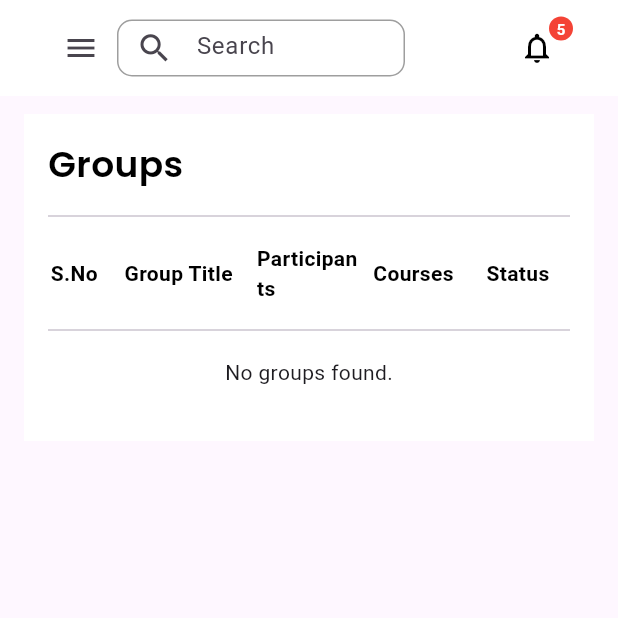
After one commit to ba138/student_managment_system, a Flutter app: the GroupDetailPage screen opened directly, on a phone screen of 412 x 824 dp, the top half of it. The commit adds this screen. Run offline on Flutter 3.47's test engine with Material 3 defaults, Android fonts, the phone set to English and light mode, and no system bars; our stand-ins replace cloud_firestore, file_picker, firebase_core, firebase_storage, fl_chart, get and 1 more; missing offline and left inert: dart:html; accounts and stored records are empty.

Commit message:
get groups data in the ui

```diff
--- a/lib/Controllers/group_controller.dart
+++ b/lib/Controllers/group_controller.dart
@@ -5,9 +5,17 @@ import 'package:student_managment_system/Model/group_model.dart';
 class GroupController extends GetxController {
   final FirebaseFirestore _firestore = FirebaseFirestore.instance;
   var groups = <Group>[].obs; // Reactive list to store all groups
+  var isLoading = false.obs;
+  @override
+  void onInit() {
+    super.onInit();
+    fetchAllGroups();
+  }
 
   // Function to fetch all groups from Firestore
   Future<void> fetchAllGroups() async {
+    isLoading.value = true;
+
     try {
       // Get all documents from the 'groups' collection
       QuerySnapshot snapshot = await _firestore.collection('groups').get();
@@ -18,6 +26,8 @@ class GroupController extends GetxController {
           .toList();
     } catch (e) {
       print("Error fetching groups: $e");
+    } finally {
+      isLoading.value = false;
     }
   }
 }
--- /dev/null
+++ b/lib/Pages/Groups/group_detail_page.dart
@@ -0,0 +1,323 @@
+import 'package:flutter/material.dart';
+import 'package:get/get.dart';
+import 'package:google_fonts/google_fonts.dart';
+import 'package:student_managment_system/Controllers/group_controller.dart';
+import 'package:student_managment_system/Utills/colors.dart';
+import 'package:student_managment_system/Utills/global_keys.dart';
+import 'package:student_managment_system/Utills/header.dart';
+import 'package:student_managment_system/Utills/responsive.dart';
+
+import '../../Utills/side_menu.dart';
+
+class GroupDetailPage extends StatelessWidget {
+  const GroupDetailPage({super.key});
+
+  @override
+  Widget build(BuildContext context) {
+    final GroupController groupController = Get.put(GroupController());
+
+    return Scaffold(
+      key: getCourseScaffoldKey,
+      body: SafeArea(
+        child: Column(
+          children: [
+            // Header with a callback for the menu or other actions
+            SizedBox(
+              height: 64,
+              child: Header(fct: () {}),
+            ),
+            const SizedBox(height: 12.0),
+            Expanded(
+              child: Row(
+                crossAxisAlignment: CrossAxisAlignment.start,
+                children: [
+                  // Side menu for larger screens (Desktop)
+                  if (Responsive.isDesktop(context))
+                    const SizedBox(
+                      width: 250,
+                      child: SideMenu(),
+                    ),
+                  Expanded(
+                    child: SingleChildScrollView(
+                      child: Column(
+                        mainAxisSize: MainAxisSize.max,
+                        children: [
+                          Padding(
+                            padding:
+                                const EdgeInsets.only(left: 16.0, right: 16),
+                            child: Container(
+                              width: MediaQuery.of(context).size.width,
+                              color: AppColors.secondryColor,
+                              child: Padding(
+                                padding: const EdgeInsets.all(16.0),
+                                child: Column(
+                                  crossAxisAlignment: CrossAxisAlignment.start,
+                                  children: [
+                                    Text(
+                                      "Groups",
+                                      style: GoogleFonts.getFont(
+                                        "Poppins",
+                                        textStyle: TextStyle(
+                                          fontSize: 24,
+                                          fontWeight: FontWeight.w600,
+                                          color: AppColors.blackColor,
+                                        ),
+                                      ),
+                                    ),
+                                    // const SizedBox(height: 16),
+                                    // Row(
+                                    //   children: [
+                                    //     // Search box for groups
+                                    //     Container(
+                                    //       height: 38,
+                                    //       width: MediaQuery.of(context)
+                                    //               .size
+                                    //               .width /
+                                    //           5,
+                                    //       decoration: BoxDecoration(
+                                    //         border: Border(
+                                    //           left: BorderSide(
+                                    //             color: AppColors.primaryColor,
+                                    //             width: 1.0,
+                                    //           ),
+                                    //           top: BorderSide(
+                                    //             color: AppColors.primaryColor,
+                                    //             width: 1.0,
+                                    //           ),
+                                    //           bottom: BorderSide(
+                                    //             color: AppColors.primaryColor,
+                                    //             width: 1.0,
+                                    //           ),
+                                    //           right: BorderSide.none,
+                                    //         ),
+                                    //         borderRadius:
+                                    //             const BorderRadius.only(
+                                    //           topLeft: Radius.circular(8),
+                                    //           bottomLeft: Radius.circular(8),
+                                    //         ),
+                                    //       ),
+                                    //       child: const TextField(
+                                    //         decoration: InputDecoration(
+                                    //           isDense: true,
+                                    //           contentPadding:
+                                    //               EdgeInsets.symmetric(
+                                    //                   vertical: 8.0),
+                                    //           hintText: 'Search groups',
+                                    //           hintStyle: TextStyle(
+                                    //               color: Colors.black),
+                                    //           border: InputBorder.none,
+                                    //           prefixIcon: Icon(Icons.search,
+                                    //               color: Colors.black),
+                                    //         ),
+                                    //         textAlignVertical:
+                                    //             TextAlignVertical.center,
+                                    //         style:
+                                    //             TextStyle(color: Colors.black),
+                                    //       ),
+                                    //     ),
+                                    //     InkWell(
+                                    //       onTap: () {},
+                                    //       child: Container(
+                                    //         height: 38,
+                                    //         width: MediaQuery.of(context)
+                                    //                 .size
+                                    //                 .width /
+                                    //             13,
+                                    //         decoration: BoxDecoration(
+                                    //           color: AppColors.primaryColor,
+                                    //           borderRadius:
+                                    //               const BorderRadius.only(
+                                    //             topRight: Radius.circular(8),
+                                    //             bottomRight: Radius.circular(8),
+                                    //           ),
+                                    //         ),
+                                    //         child: Center(
+                                    //           child: Text(
+                                    //             "Search",
+                                    //             style: GoogleFonts.getFont(
+                                    //               "Poppins",
+                                    //               textStyle: TextStyle(
+                                    //                 fontSize: 14,
+                                    //                 fontWeight: FontWeight.w600,
+                                    //                 color:
+                                    //                     AppColors.secondryColor,
+                                    //               ),
+                                    //             ),
+                                    //           ),
+                                    //         ),
+                                    //       ),
+                                    //     ),
+                                    //     const SizedBox(width: 12),
+                                    //   ],
+                                    // ),
+                                    const SizedBox(height: 10),
+                                    const Divider(),
+                                    const SizedBox(height: 10),
+
+                                    // Headers for group data (flex values for alignment)
+                                    const Row(
+                                      children: [
+                                        Expanded(
+                                          flex: 1,
+                                          child: Center(
+                                            child: Text(
+                                              'S.No',
+                                              style: TextStyle(
+                                                fontWeight: FontWeight.bold,
+                                                color: Colors.black,
+                                              ),
+                                            ),
+                                          ),
+                                        ),
+                                        Expanded(
+                                          flex: 3,
+                                          child: Center(
+                                            child: Text(
+                                              'Group Title',
+                                              style: TextStyle(
+                                                fontWeight: FontWeight.bold,
+                                                color: Colors.black,
+                                              ),
+                                            ),
+                                          ),
+                                        ),
+                                        Expanded(
+                                          flex: 2,
+                                          child: Center(
+                                            child: Text(
+                                              'Participants',
+                                              style: TextStyle(
+                                                fontWeight: FontWeight.bold,
+                                                color: Colors.black,
+                                              ),
+                                            ),
+                                          ),
+                                        ),
+                                        Expanded(
+                                          flex: 2,
+                                          child: Center(
+                                            child: Text(
+                                              'Courses',
+                                              style: TextStyle(
+                                                fontWeight: FontWeight.bold,
+                                                color: Colors.black,
+                                              ),
+                                            ),
+                                          ),
+                                        ),
+                                        Expanded(
+                                          flex: 2,
+                                          child: Center(
+                                            child: Text(
+                                              'Status',
+                                              style: TextStyle(
+                                                fontWeight: FontWeight.bold,
+                                                color: Colors.black,
+                                              ),
+                                            ),
+                                          ),
+                                        ),
+                                      ],
+                                    ),
+                                    const SizedBox(height: 10),
+                                    const Divider(),
+                                    const SizedBox(height: 10),
+
+                                    // Display groups
+                                    Obx(() {
+                                      if (groupController.isLoading.value) {
+                                        return const Center(
+                                            child: CircularProgressIndicator());
+                                      }
+
+                                      if (groupController.groups.isEmpty) {
+                                        return const Center(
+                                            child: Text("No groups found."));
+                                      }
+
+                                      return Column(
+                                        children: List.generate(
+                                          groupController.groups.length,
+                                          (index) {
+                                            final group =
+                                                groupController.groups[index];
+                                            return Padding(
+                                              padding:
+                                                  const EdgeInsets.symmetric(
+                                                      vertical: 8.0),
+                                              child: Row(
+                                                children: [
+                                                  // S.No
+                                                  Expanded(
+                                                    flex: 1,
+                                                    child: Center(
+                                                        child: Text(
+                                                            "${index + 1}")),
+                                                  ),
+                                                  // Group Title
+                                                  Expanded(
+                                                    flex: 3,
+                                                    child: Center(
+                                                        child: Text(
+                                                            group.groupTitle)),
+                                                  ),
+                                                  // Participants
+                                                  Expanded(
+                                                    flex: 2,
+                                                    child: Center(
+                                                        child: Text(group
+                                                            .participants.length
+                                                            .toString())),
+                                                  ),
+                                                  // Courses
+                                                  Expanded(
+                                                    flex: 2,
+                                                    child: Center(
+                                                      child: Text(
+                                                        group.selectedCourses
+                                                            .length
+                                                            .toString(),
+                                                      ),
+                                                    ),
+                                                  ),
+                                                  // Status
+                                                  Expanded(
+                                                    flex: 2,
+                                                    child: Center(
+                                                        child: Text(
+                                                      group.status,
+                                                      style: TextStyle(
+                                                        color: group.status ==
+                                                                "Active"
+                                                            ? Colors.green
+                                                            : Colors.red,
+                                                      ),
+                                                    )),
+                                                  ),
+                                                ],
+                                              ),
+                                            );
+                                          },
+                                        ),
+                                      );
+                                    }),
+
+                                    const SizedBox(height: 20),
+                                  ],
+                                ),
+                              ),
+                            ),
+                          ),
+                        ],
+                      ),
+                    ),
+                  ),
+                ],
+              ),
+            ),
+          ],
+        ),
+      ),
+    );
+  }
+}
--- a/lib/Utills/side_menu.dart
+++ b/lib/Utills/side_menu.dart
@@ -1,6 +1,7 @@
 import 'package:flutter/material.dart';
 import 'package:google_fonts/google_fonts.dart';
 import 'package:student_managment_system/Pages/Courses/course.dart';
+import 'package:student_managment_system/Pages/Groups/group_detail_page.dart';
 import 'package:student_managment_system/Pages/MainPage/main_page.dart';
 import 'package:student_managment_system/Pages/User_page.dart/users_detail_page.dart';
 import 'package:student_managment_system/Pages/student_detail_page.dart';
@@ -61,13 +62,13 @@ class _SideMenuState extends State<SideMenu> {
             icon: Icons.person_2_outlined,
           ),
           DrawerListTile(
-            title: "Lecture",
+            title: "Groups",
             press: () {
-              // Navigator.of(context).pushReplacement(
-              //   MaterialPageRoute(
-              //     builder: (context) => const FamilyCommunityScreen(),
-              //   ),
-              // );
+              Navigator.of(context).pushReplacement(
+                MaterialPageRoute(
+                  builder: (context) => const GroupDetailPage(),
+                ),
+              );
             },
             icon: Icons.data_exploration_outlined,
           ),
```
